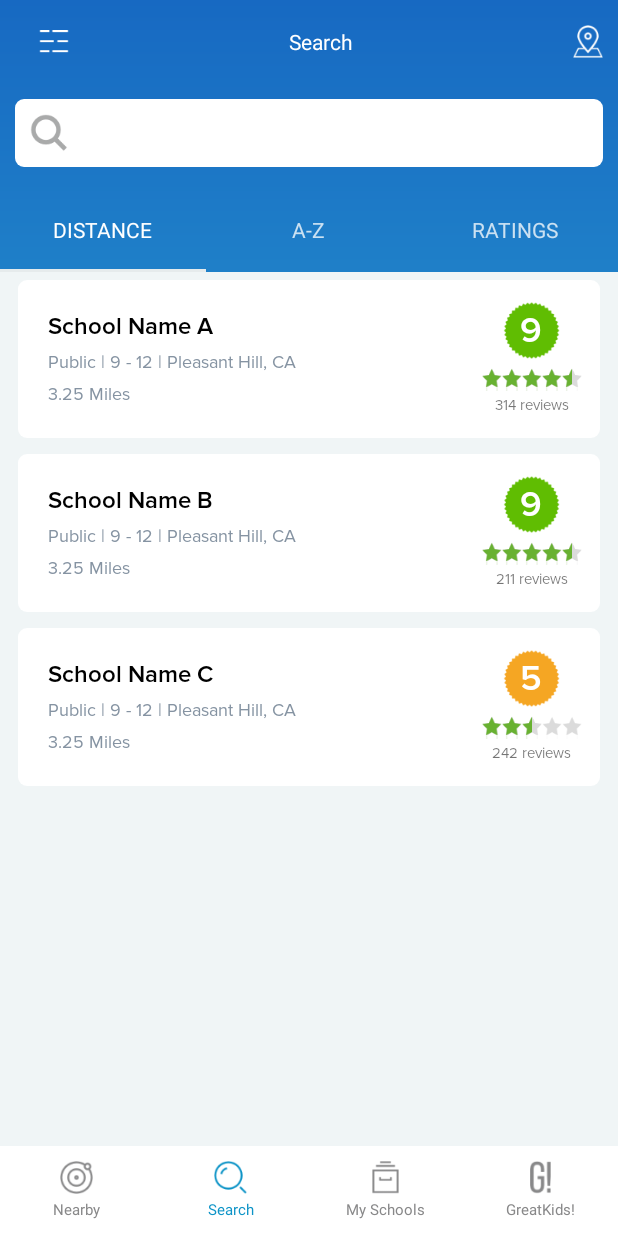
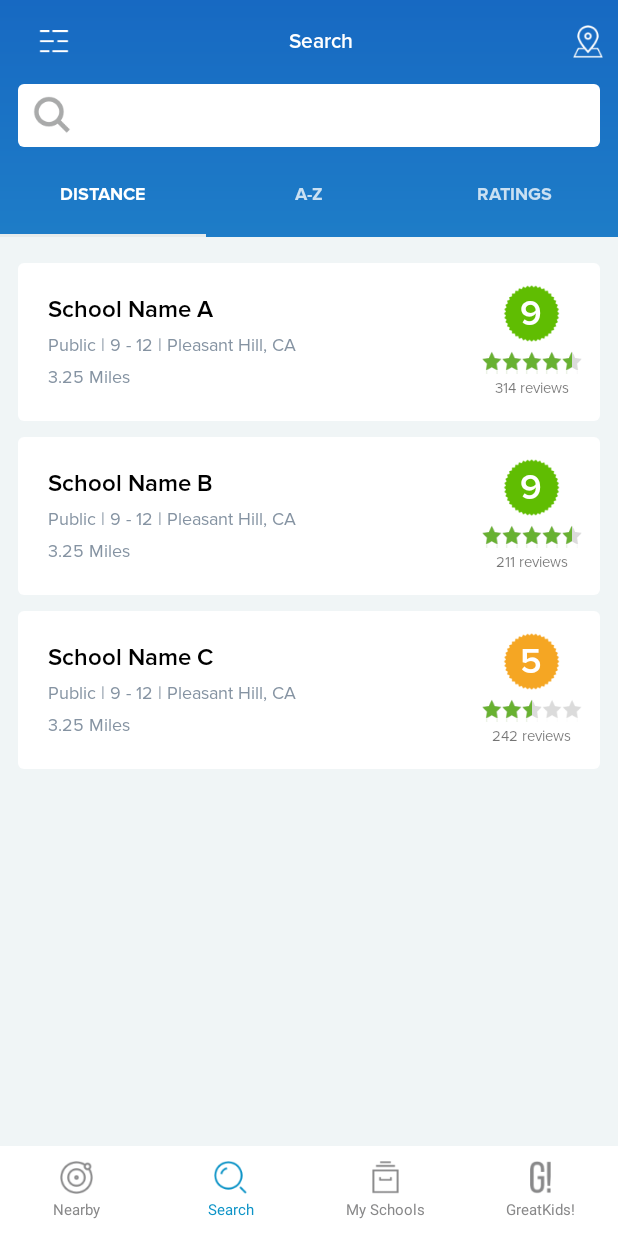
Before and after one commit to publicgreatschools/greatschool-android, an Android app: the screen it shows after launch (HomeActivity), item 2 of the bottom bar chosen, on a phone screen of 412 x 824 dp. Run offline under Robolectric (Android 15) with nearby library versions, the phone set to English and light mode, and no system bars.

Commit message:
[#115120089] Search - List View

```diff
--- a/app/src/main/res/drawable/school_item.xml
+++ b/app/src/main/res/drawable/school_item.xml
@@ -1,5 +1,5 @@
 <shape xmlns:android="http://schemas.android.com/apk/res/android"
        android:shape="rectangle">
     <solid android:color="#FFFFFF"/>
-    <corners android:radius="6dp"/>
+    <corners android:radius="4dp"/>
 </shape>
--- a/app/src/main/res/layout/distance.xml
+++ b/app/src/main/res/layout/distance.xml
@@ -9,6 +9,7 @@
         android:layout_width="match_parent"
         android:layout_height="match_parent"
         android:background="#F0F5F6"
+        android:paddingTop="12dp"
         android:paddingLeft="12dp"
         android:paddingRight="12dp"/>
 
--- a/app/src/main/res/layout/search.xml
+++ b/app/src/main/res/layout/search.xml
@@ -16,12 +16,10 @@
         android:id="@+id/search_item"
         layout="@layout/search_item"
         android:layout_width="match_parent"
-        android:layout_height="45dp"
+        android:layout_height="42dp"
         android:layout_below="@id/toolbar"
-        android:layout_marginBottom="10dp"
-        android:layout_marginLeft="10dp"
-        android:layout_marginRight="10dp"
-        android:layout_marginTop="10dp"/>
+        android:layout_marginLeft="12dp"
+        android:layout_marginRight="12dp"/>
 
     <android.support.design.widget.TabLayout
         android:id="@+id/search_tab"
--- a/app/src/main/res/layout/search_tab.xml
+++ b/app/src/main/res/layout/search_tab.xml
@@ -1,17 +1,19 @@
 <?xml version="1.0" encoding="utf-8"?>
 
 <LinearLayout xmlns:android="http://schemas.android.com/apk/res/android"
+              xmlns:font="http://schemas.android.com/apk/res-auto"
               android:layout_width="match_parent"
               android:layout_height="match_parent"
               android:gravity="center"
               android:orientation="vertical">
 
-    <TextView
+    <com.greatschool.android.ui.common.font.TypefacedTextView
         android:id="@+id/info"
         android:layout_width="wrap_content"
         android:layout_height="wrap_content"
         android:layout_marginTop="3dp"
         android:textColor="@drawable/search_tab_color_selector"
-        android:textSize="14sp"/>
+        android:textSize="12sp"
+        font:typeface="proxima_nova_bold"/>
 
 </LinearLayout>
--- a/app/src/main/res/layout/search_toolbar.xml
+++ b/app/src/main/res/layout/search_toolbar.xml
@@ -1,5 +1,6 @@
 <?xml version="1.0" encoding="utf-8"?>
 <RelativeLayout xmlns:android="http://schemas.android.com/apk/res/android"
+                xmlns:font="http://schemas.android.com/apk/res-auto"
                 android:layout_width="match_parent"
                 android:layout_height="match_parent"
                 android:paddingLeft="10dp"
@@ -13,12 +14,13 @@
         android:src="@mipmap/search_menu"/>
 
 
-    <TextView
+    <com.greatschool.android.ui.common.font.TypefacedTextView
         android:layout_width="wrap_content"
         android:layout_height="wrap_content"
         android:layout_centerInParent="true"
         android:text="@string/search"
         android:textColor="@android:color/white"
+        font:typeface="proxima_nova_semibold"
         android:textSize="14sp"/>
 
     <ImageView
```
